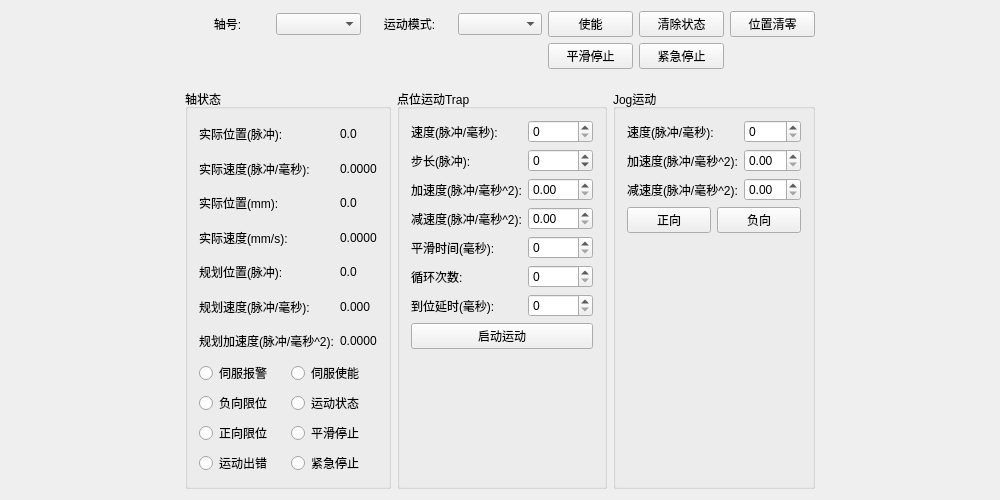
Old version of the form GTSSimpleController/Widget/AxisWidget.ui in the repository whisper512/GTS.
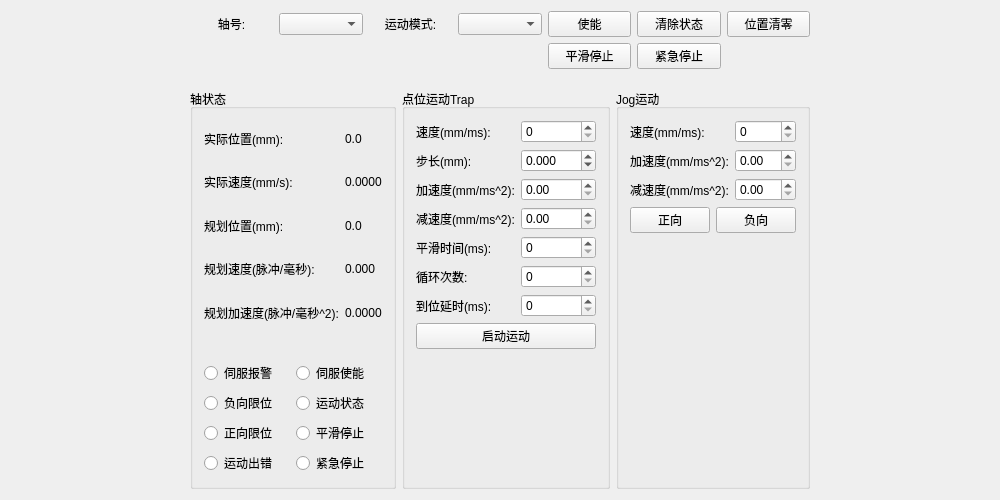
New version of the form.

Patch:
```diff
--- a/GTSSimpleController/Widget/AxisWidget.ui
+++ b/GTSSimpleController/Widget/AxisWidget.ui
@@ -25,106 +25,81 @@
         <string>轴状态</string>
        </property>
        <layout class="QVBoxLayout" name="verticalLayout" stretch="7,3">
+        <property name="spacing">
+         <number>30</number>
+        </property>
         <item>
          <layout class="QGridLayout" name="gridLayout">
-          <item row="4" column="1">
-           <widget class="QLabel" name="label_tgtPosData">
+          <item row="0" column="0">
+           <widget class="QLabel" name="label_actPos">
             <property name="text">
-             <string>0.0</string>
+             <string>实际位置(mm):</string>
             </property>
            </widget>
           </item>
-          <item row="5" column="0">
+          <item row="4" column="0">
+           <widget class="QLabel" name="label_tgtAcc">
+            <property name="text">
+             <string>规划加速度(脉冲/毫秒^2):</string>
+            </property>
+           </widget>
+          </item>
+          <item row="3" column="0">
            <widget class="QLabel" name="label_tgtVel">
             <property name="text">
              <string>规划速度(脉冲/毫秒):</string>
             </property>
            </widget>
           </item>
-          <item row="0" column="1">
-           <widget class="QLabel" name="label_actPosPluseData">
-            <property name="text">
-             <string>0.0</string>
-            </property>
-           </widget>
-          </item>
-          <item row="3" column="0">
+          <item row="1" column="0">
            <widget class="QLabel" name="label_actVel">
             <property name="text">
              <string>实际速度(mm/s):</string>
             </property>
            </widget>
           </item>
-          <item row="2" column="1">
-           <widget class="QLabel" name="label_actPosData">
-            <property name="text">
-             <string>0.0</string>
-            </property>
-           </widget>
-          </item>
-          <item row="0" column="0">
-           <widget class="QLabel" name="label_actPlusePos">
-            <property name="text">
-             <string>实际位置(脉冲):</string>
-            </property>
-           </widget>
-          </item>
-          <item row="3" column="1">
-           <widget class="QLabel" name="label_actVelData">
-            <property name="text">
-             <string>0.0000</string>
-            </property>
-           </widget>
-          </item>
-          <item row="1" column="1">
-           <widget class="QLabel" name="label_actVelPluseData">
-            <property name="text">
-             <string>0.0000</string>
-            </property>
-           </widget>
-          </item>
-          <item row="4" column="0">
+          <item row="2" column="0">
            <widget class="QLabel" name="label_tgtPos">
             <property name="text">
-             <string>规划位置(脉冲):</string>
+             <string>规划位置(mm):</string>
             </property>
            </widget>
           </item>
-          <item row="2" column="0">
-           <widget class="QLabel" name="label_actPos">
+          <item row="2" column="1">
+           <widget class="QLabel" name="label_tgtPosData">
             <property name="text">
-             <string>实际位置(mm):</string>
+             <string>0.0</string>
             </property>
            </widget>
           </item>
-          <item row="6" column="1">
+          <item row="4" column="1">
            <widget class="QLabel" name="label_tgtAccData">
             <property name="text">
              <string>0.0000</string>
             </property>
            </widget>
           </item>
-          <item row="5" column="1">
+          <item row="0" column="1">
+           <widget class="QLabel" name="label_actPosData">
+            <property name="text">
+             <string>0.0</string>
+            </property>
+           </widget>
+          </item>
+          <item row="1" column="1">
+           <widget class="QLabel" name="label_actVelData">
+            <property name="text">
+             <string>0.0000</string>
+            </property>
+           </widget>
+          </item>
+          <item row="3" column="1">
            <widget class="QLabel" name="label_tgtVelData">
             <property name="text">
              <string>0.000</string>
             </property>
            </widget>
           </item>
-          <item row="1" column="0">
-           <widget class="QLabel" name="label_actPluseVel">
-            <property name="text">
-             <string>实际速度(脉冲/毫秒):</string>
-            </property>
-           </widget>
-          </item>
-          <item row="6" column="0">
-           <widget class="QLabel" name="label_tgtAcc">
-            <property name="text">
-             <string>规划加速度(脉冲/毫秒^2):</string>
-            </property>
-           </widget>
-          </item>
          </layout>
         </item>
         <item>
@@ -203,7 +178,7 @@
             <item row="0" column="0">
              <widget class="QLabel" name="label_trapMotionVel">
               <property name="text">
-               <string>速度(脉冲/毫秒):</string>
+               <string>速度(mm/ms):</string>
               </property>
              </widget>
             </item>
@@ -213,24 +188,14 @@
             <item row="1" column="0">
              <widget class="QLabel" name="label_trapStepSize">
               <property name="text">
-               <string>步长(脉冲):</string>
-              </property>
-             </widget>
-            </item>
-            <item row="1" column="1">
-             <widget class="QSpinBox" name="spinBox_trapStepSize">
-              <property name="minimum">
-               <number>-99999</number>
-              </property>
-              <property name="maximum">
-               <number>99999</number>
+               <string>步长(mm):</string>
               </property>
              </widget>
             </item>
             <item row="2" column="0">
              <widget class="QLabel" name="label_trapAcc">
               <property name="text">
-               <string>加速度(脉冲/毫秒^2):</string>
+               <string>加速度(mm/ms^2):</string>
               </property>
              </widget>
             </item>
@@ -240,7 +205,7 @@
             <item row="3" column="0">
              <widget class="QLabel" name="label_trapDec">
               <property name="text">
-               <string>减速度(脉冲/毫秒^2):</string>
+               <string>减速度(mm/ms^2):</string>
               </property>
              </widget>
             </item>
@@ -250,7 +215,7 @@
             <item row="4" column="0">
              <widget class="QLabel" name="label_trapSmoothTime">
               <property name="text">
-               <string>平滑时间(毫秒):</string>
+               <string>平滑时间(ms):</string>
               </property>
              </widget>
             </item>
@@ -270,7 +235,7 @@
             <item row="6" column="0">
              <widget class="QLabel" name="label_TrapInPositionDelay">
               <property name="text">
-               <string>到位延时(毫秒):</string>
+               <string>到位延时(ms):</string>
               </property>
              </widget>
             </item>
@@ -281,6 +246,19 @@
               </property>
              </widget>
             </item>
+            <item row="1" column="1">
+             <widget class="QDoubleSpinBox" name="doubleSpinBox_trapLengthMm">
+              <property name="decimals">
+               <number>3</number>
+              </property>
+              <property name="minimum">
+               <double>-100.000000000000000</double>
+              </property>
+              <property name="maximum">
+               <double>100.989999999999995</double>
+              </property>
+             </widget>
+            </item>
            </layout>
           </item>
           <item>
@@ -317,7 +295,7 @@
             <item row="0" column="0">
              <widget class="QLabel" name="label_jogMotionVel">
               <property name="text">
-               <string>速度(脉冲/毫秒):</string>
+               <string>速度(mm/ms):</string>
               </property>
              </widget>
             </item>
@@ -327,7 +305,7 @@
             <item row="1" column="0">
              <widget class="QLabel" name="label_jogAcc">
               <property name="text">
-               <string>加速度(脉冲/毫秒^2):</string>
+               <string>加速度(mm/ms^2):</string>
               </property>
              </widget>
             </item>
@@ -337,7 +315,7 @@
             <item row="2" column="0">
              <widget class="QLabel" name="label_jogDec">
               <property name="text">
-               <string>减速度(脉冲/毫秒^2):</string>
+               <string>减速度(mm/ms^2):</string>
               </property>
              </widget>
             </item>
```
Left out of the diff: 2 changed lines with no effect on the pictures.
